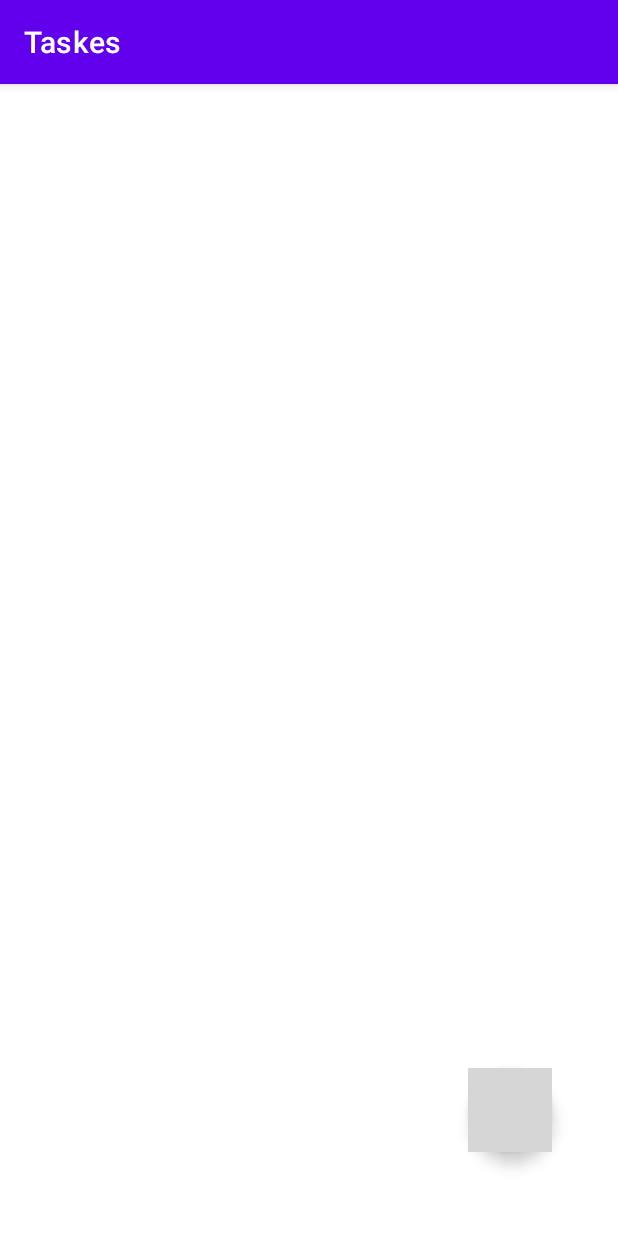
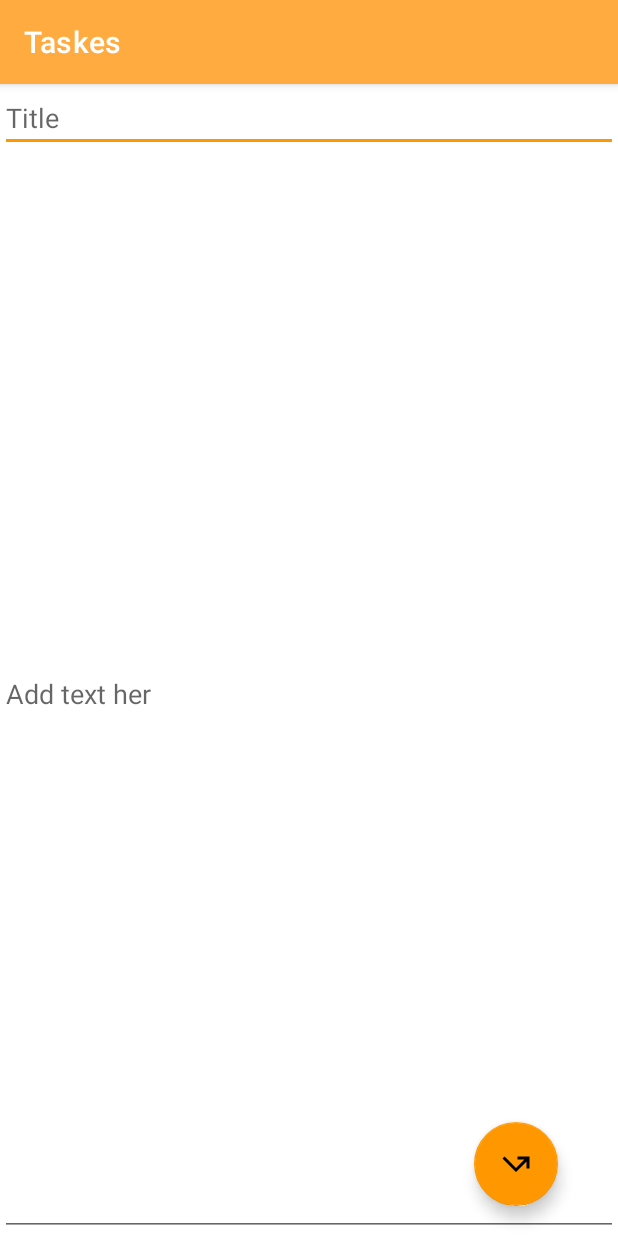
Before and after one commit to AminElhag/ToDoTask, an Android app: the screen it shows after launch (MainActivity before the commit, TaskActivity after it), after a tap on "add new task", on a phone screen of 412 x 824 dp. Run offline under Robolectric (Android 15) with nearby library versions, the phone set to English and light mode, and no system bars; our stand-ins replace Dagger/Hilt's generated code, RxJava; 1 statement that could not run was skipped; grey boxes are pictures that could not be loaded.

Commit message:
change the fragment to activity in Task

```diff
--- a/app/src/main/AndroidManifest.xml
+++ b/app/src/main/AndroidManifest.xml
@@ -10,6 +10,9 @@
         android:roundIcon="@mipmap/ic_launcher_round"
         android:supportsRtl="true"
         android:theme="@style/Theme.Taskes">
+        <activity
+            android:name=".newTask.TaskActivity"
+            android:exported="true" />
         <activity android:name=".main.MainActivity">
             <intent-filter>
                 <action android:name="android.intent.action.MAIN" />
--- a/app/src/main/java/sd/lemon/taskes/main/MainPresenter.kt
+++ b/app/src/main/java/sd/lemon/taskes/main/MainPresenter.kt
@@ -40,9 +40,6 @@ class MainPresenter(
                 })
     }
 
-    fun showDialog() {
-        view.taskFragment()
-    }
 
     fun deleteTask(task: Task) {
         val subscribe = deleteTaskUseCase.execute(task.id).subscribeOn(Schedulers.io())
--- a/app/src/main/java/sd/lemon/taskes/main/MainView.kt
+++ b/app/src/main/java/sd/lemon/taskes/main/MainView.kt
@@ -6,7 +6,5 @@ interface MainView {
     fun getTasks(taskList: List<Task>)
     fun getError(throwable: Throwable)
     fun addTask()
-    fun taskFragment()
-    fun taskFragment(task: Task)
     fun deleteTask()
 }
--- /dev/null
+++ b/app/src/main/java/sd/lemon/taskes/newTask/TaskActivity.kt
@@ -0,0 +1,81 @@
+package sd.lemon.taskes.newTask
+
+import android.content.Intent
+import androidx.appcompat.app.AppCompatActivity
+import android.os.Bundle
+import android.widget.EditText
+import androidx.fragment.app.FragmentManager
+import androidx.fragment.app.FragmentTransaction
+import com.google.android.material.floatingactionbutton.FloatingActionButton
+import com.google.android.material.snackbar.Snackbar
+import sd.lemon.domain.taskes.models.Task
+import sd.lemon.taskes.R
+import sd.lemon.taskes.app.App
+import sd.lemon.taskes.main.MainActivity
+import sd.lemon.taskes.newTask.di.DaggerTaskComponent
+import sd.lemon.taskes.newTask.di.TaskModule
+import javax.inject.Inject
+
+class TaskActivity : AppCompatActivity(), TaskView {
+
+    @Inject
+    lateinit var presenter: TaskPresenter
+
+
+    override fun onCreate(savedInstanceState: Bundle?) {
+        super.onCreate(savedInstanceState)
+        setContentView(R.layout.activity_task)
+
+        val titleText = findViewById<EditText>(R.id.editTextTaskTitle)
+        val bodyText = findViewById<EditText>(R.id.editTextTaskBody)
+        val completeEditButton =
+            findViewById<FloatingActionButton>(R.id.floatingActionButtonTask)
+
+        DaggerTaskComponent.builder()
+            .appComponent((application as App).appComponent)
+            .taskModule(TaskModule(this))
+            .build()
+            .inject(this)
+
+
+
+        completeEditButton.setOnClickListener {
+            presenter.addTask(titleText.text.toString(), bodyText.text.toString())
+        }
+    }
+
+    override fun addTask() {
+        Snackbar.make(findViewById(android.R.id.content),
+            "You add new task Good Luke o(≧∀≦)o",
+            Snackbar.LENGTH_LONG).show()
+        exit()
+    }
+
+    override fun getError(throwable: Throwable) {
+        Snackbar.make(findViewById(android.R.id.content),
+            "Sorry Something is Wring ≧ ﹏ ≦ \n Error message:$throwable",
+            Snackbar.LENGTH_LONG).show()
+    }
+
+    override fun empty() {
+        Snackbar.make(findViewById(android.R.id.content),
+            "Can't create a empty taskヾ(￣▽￣) Bye~Bye~",
+            Snackbar.LENGTH_LONG).show()
+        exit()
+    }
+
+    override fun exit() {
+        startActivity(Intent(applicationContext, MainActivity::class.java))
+    }
+
+    override fun taskUpdated(task: Task) {
+        Snackbar.make(findViewById(android.R.id.content),
+            "You update your task status o(≧∀≦)o",
+            Snackbar.LENGTH_LONG).show()
+    }
+
+    override fun onDestroy() {
+        super.onDestroy()
+        presenter.onDestroy()
+    }
+}
--- a/app/src/main/java/sd/lemon/taskes/newTask/TaskPresenter.kt
+++ b/app/src/main/java/sd/lemon/taskes/newTask/TaskPresenter.kt
@@ -19,7 +19,7 @@ class TaskPresenter(
             view.empty()
         }
         val subscribe =
-            createTaskUseCase.execute(CreateTaskUseCase.Parameters(title, body, completed = false))
+            createTaskUseCase.execute(CreateTaskUseCase.Parameters(title, body, false))
                 .subscribeOn(Schedulers.io())
                 .observeOn(AndroidSchedulers.mainThread()).subscribe({
                     view.addTask()
--- a/app/src/main/java/sd/lemon/taskes/newTask/di/TaskComponent.kt
+++ b/app/src/main/java/sd/lemon/taskes/newTask/di/TaskComponent.kt
@@ -3,10 +3,10 @@ package sd.lemon.taskes.newTask.di
 import dagger.Component
 import sd.lemon.taskes.app.id.AppComponent
 import sd.lemon.taskes.app.id.PerActivity
-import sd.lemon.taskes.newTask.TaskFragment
+import sd.lemon.taskes.newTask.TaskActivity
 
 @Component(modules = [TaskModule::class], dependencies = [AppComponent::class])
 @PerActivity
 interface TaskComponent {
-    fun inject(taskFragment: TaskFragment)
+    fun inject(taskActivity: TaskActivity)
 }
--- /dev/null
+++ b/app/src/main/res/drawable/ic_baseline_call_missed_outgoing_24.xml
@@ -0,0 +1,10 @@
+<vector xmlns:android="http://schemas.android.com/apk/res/android"
+    android:width="24dp"
+    android:height="24dp"
+    android:viewportWidth="24"
+    android:viewportHeight="24"
+    android:tint="?attr/colorControlNormal">
+  <path
+      android:fillColor="@android:color/white"
+      android:pathData="M3,8.41l9,9l7,-7V15h2V7h-8v2h4.59L12,14.59L4.41,7L3,8.41z"/>
+</vector>
--- a/app/src/main/res/layout/activity_main.xml
+++ b/app/src/main/res/layout/activity_main.xml
@@ -4,9 +4,11 @@
     xmlns:tools="http://schemas.android.com/tools"
     android:layout_width="match_parent"
     android:layout_height="match_parent"
-    tools:context=".main.MainActivity">
+    tools:context=".main.MainActivity"
+    android:background="#FFCC80">
 
     <androidx.recyclerview.widget.RecyclerView
+        android:layout_margin="10dp"
         android:id="@+id/recyclerView"
         android:layout_width="0dp"
         android:layout_height="0dp"
@@ -17,7 +19,8 @@
         app:layout_constraintBottom_toBottomOf="parent"
         app:layout_constraintEnd_toEndOf="parent"
         app:layout_constraintStart_toStartOf="parent"
-        app:layout_constraintTop_toTopOf="parent" />
+        app:layout_constraintTop_toTopOf="parent"
+        android:background="#FFCC80"/>
 
     <com.google.android.material.floatingactionbutton.FloatingActionButton
         android:id="@+id/floatingActionButton"
@@ -30,7 +33,8 @@
         android:focusable="true"
         app:layout_constraintBottom_toBottomOf="parent"
         app:layout_constraintEnd_toEndOf="parent"
-        app:srcCompat="@drawable/ic_baseline_control_point_24" />
+        app:srcCompat="@drawable/ic_baseline_control_point_24"
+        android:background="#FF9800"/>
 
 
 </androidx.constraintlayout.widget.ConstraintLayout>
--- a/app/src/main/res/layout/fragment_add_task.xml
+++ b/app/src/main/res/layout/activity_task.xml
@@ -11,22 +11,21 @@
         android:id="@+id/editTextTaskTitle"
         android:layout_width="match_parent"
         android:layout_height="wrap_content"
-        android:paddingStart="20dp"
         android:ems="10"
         android:hint="@string/title"
         android:inputType="textPersonName"
         app:layout_constraintBottom_toTopOf="@+id/editTextTaskBody"
         app:layout_constraintEnd_toEndOf="@+id/editTextTaskBody"
-        app:layout_constraintStart_toStartOf="@+id/editTextTaskBody"
-        app:layout_constraintTop_toTopOf="parent" />
+        app:layout_constraintHorizontal_bias="1.0"
+        app:layout_constraintStart_toStartOf="@+id/editTextTaskBody" />
 
     <EditText
         android:id="@+id/editTextTaskBody"
-        android:layout_width="0dp"
-        android:layout_height="639dp"
-        android:layout_marginStart="13dp"
-        android:layout_marginEnd="13dp"
-        android:text=""
+        android:layout_width="match_parent"
+        android:layout_height="match_parent"
+        android:hint="@string/add_text_her"
+        android:layout_marginTop="45dp"
+        android:textAlignment="viewStart"
         app:layout_constraintBottom_toBottomOf="parent"
         app:layout_constraintEnd_toEndOf="parent"
         app:layout_constraintStart_toStartOf="parent"
@@ -39,9 +38,9 @@
         android:layout_marginEnd="40dp"
         android:layout_marginBottom="20dp"
         android:clickable="true"
-        android:src="@drawable/ic_baseline_control_point_24"
+        android:contentDescription="@string/add_task_to_db"
+        android:focusable="true"
+        android:src="@drawable/ic_baseline_call_missed_outgoing_24"
         app:layout_constraintBottom_toBottomOf="@+id/editTextTaskBody"
-        app:layout_constraintEnd_toEndOf="@+id/editTextTaskBody"
-        android:focusable="true"
-        android:contentDescription="@string/add_task_to_db" />
+        app:layout_constraintEnd_toEndOf="@+id/editTextTaskBody" />
 </androidx.constraintlayout.widget.ConstraintLayout>
--- a/app/src/main/res/values/colors.xml
+++ b/app/src/main/res/values/colors.xml
@@ -1,10 +1,10 @@
 <?xml version="1.0" encoding="utf-8"?>
 <resources>
-    <color name="purple_200">#FFBB86FC</color>
-    <color name="purple_500">#FF6200EE</color>
-    <color name="purple_700">#FF3700B3</color>
-    <color name="teal_200">#FF03DAC5</color>
-    <color name="teal_700">#FF018786</color>
+    <color name="purple_200">#E65100</color>
+    <color name="purple_500">#FFAB40</color>
+    <color name="purple_700">#FFAB40</color>
+    <color name="teal_200">#FF9800</color>
+    <color name="teal_700">#F57C00</color>
     <color name="black">#FF000000</color>
     <color name="white">#FFFFFFFF</color>
 </resources>
--- a/app/src/main/res/values/strings.xml
+++ b/app/src/main/res/values/strings.xml
@@ -7,4 +7,5 @@
     <!-- TODO: Remove or change this placeholder text -->
     <string name="hello_blank_fragment">Hello blank fragment</string>
     <string name="add_task_to_db">add task to DB</string>
+    <string name="add_text_her">Add text her</string>
 </resources>
--- a/domain/src/main/java/sd/lemon/domain/taskes/CreateTaskUseCase.kt
+++ b/domain/src/main/java/sd/lemon/domain/taskes/CreateTaskUseCase.kt
@@ -6,7 +6,7 @@ import sd.lemon.domain.taskes.models.Task
 
 class CreateTaskUseCase(private val repository: TasksRepository) :
     UseCase<CreateTaskUseCase.Parameters, Task> {
-    class Parameters(val title: String, val body: String, val completed: Boolean) :
+    class Parameters(val title: String, val body: String, val completed: Boolean=false) :
         UseCase.Parameters
 
     override fun execute(parameters: Parameters): Observable<Task> {
```
Also changed, not shown: app/src/main/java/sd/lemon/taskes/main/MainActivity.kt (+6 -17 lines), app/src/main/java/sd/lemon/taskes/newTask/TaskFragment.kt (deleted, +0 -124 lines), app/src/main/res/drawable/ic_baseline_control_point_24.xml (added, +10 -0 lines), data/src/main/java/sd/lemon/data/taskes/MemoryImp.kt (+5 -3 lines).
